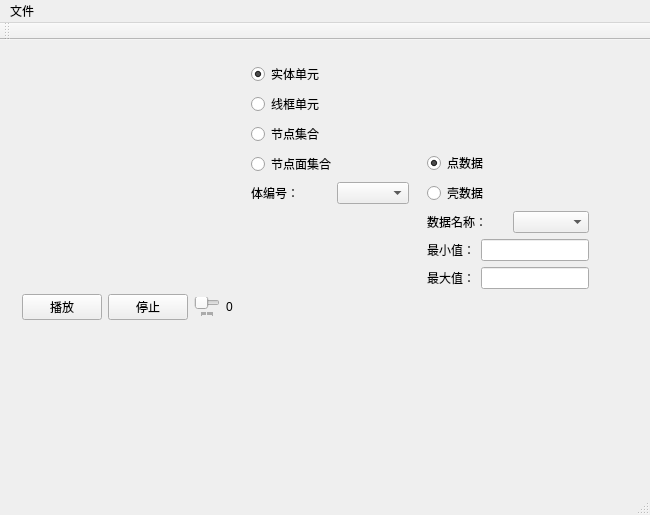
This is vtkShower/vtkshower.ui in liuxq/vtkShower as Qt 5 draws it before an edit. The edited form follows.
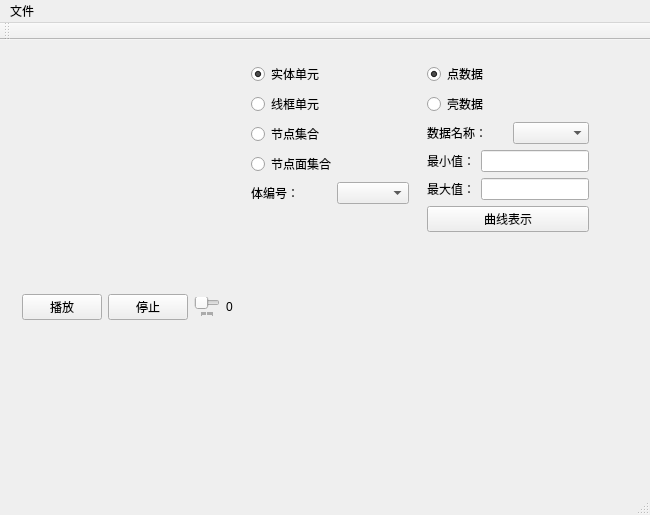
This is the edited form. Custom widgets are drawn as their Qt base class.

What changed in the file:
```diff
--- a/vtkShower/vtkshower.ui
+++ b/vtkShower/vtkshower.ui
@@ -192,7 +192,7 @@
        </layout>
       </widget>
      </item>
-     <item>
+     <item alignment="Qt::AlignTop">
       <widget class="QWidget" name="right_widget_lsd" native="true">
        <property name="sizePolicy">
         <sizepolicy hsizetype="Fixed" vsizetype="Fixed">
@@ -331,6 +331,13 @@
           </item>
          </layout>
         </item>
+        <item>
+         <widget class="QPushButton" name="pushButton_line">
+          <property name="text">
+           <string>曲线表示</string>
+          </property>
+         </widget>
+        </item>
        </layout>
       </widget>
      </item>
```
Left out of the diff: 2 changed lines with no effect on the pictures.
